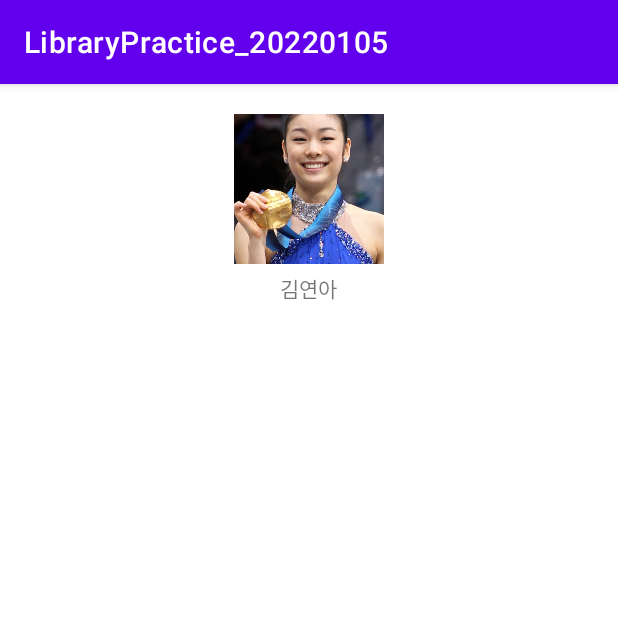
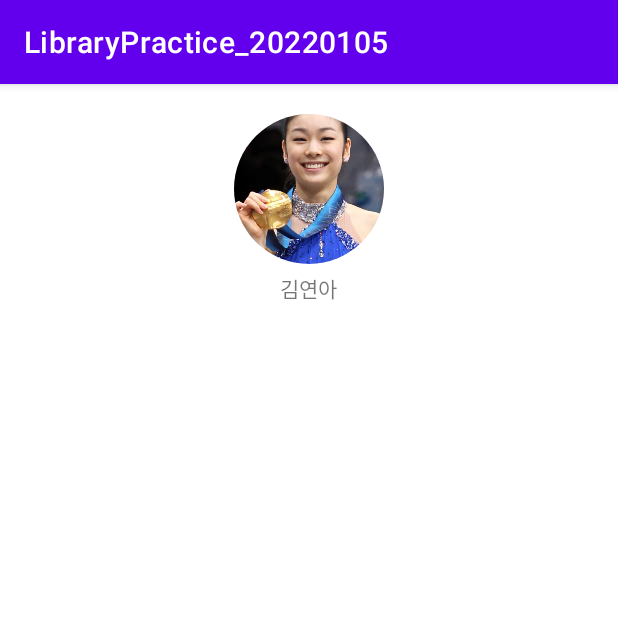
Before and after one commit to nepp-plus/LibraryPractice_20220105, an Android app: the screen it shows after launch (MainActivity), on a phone screen of 412 x 824 dp, the top half of it. Run offline under Robolectric (Android 15) with nearby library versions, the phone set to English and light mode, and no system bars; our stand-ins replace CircleImageView.

Commit message:
태그 종류 변경 -> 동그란 이미지 표시

```diff
--- a/app/src/main/res/layout/activity_main.xml
+++ b/app/src/main/res/layout/activity_main.xml
@@ -14,7 +14,7 @@
         android:orientation="vertical"
         android:gravity="center">
 
-        <ImageView
+        <de.hdodenhof.circleimageview.CircleImageView
             android:layout_width="100dp"
             android:layout_height="100dp"
             android:src="@drawable/yuna_kim"
```
